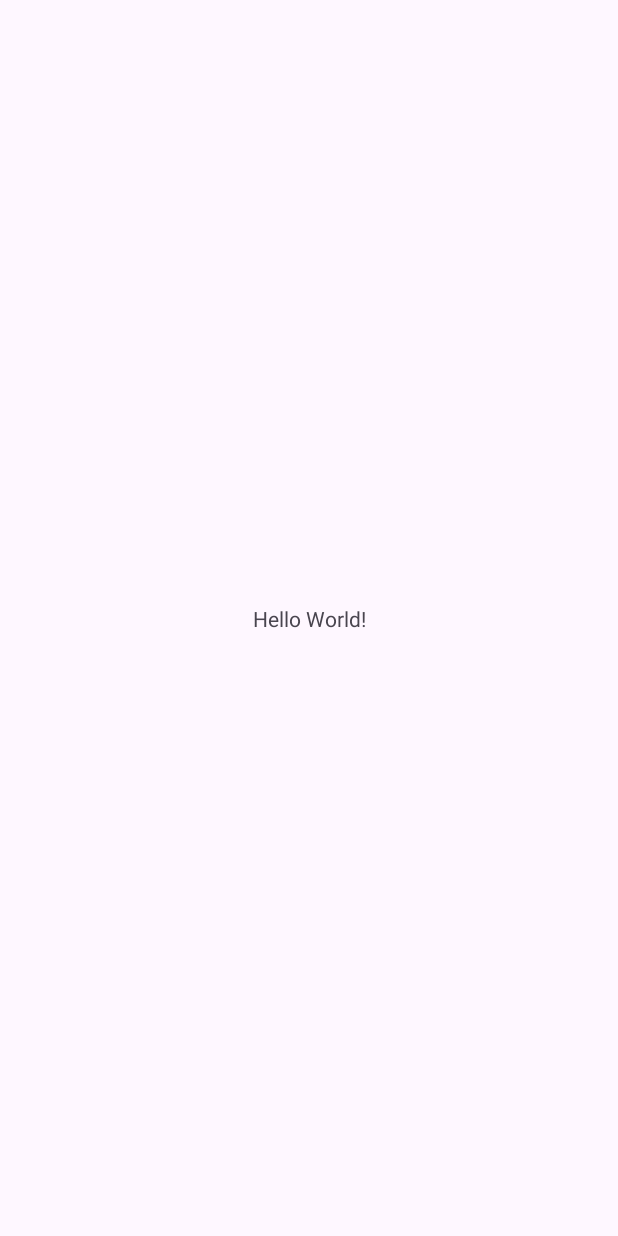
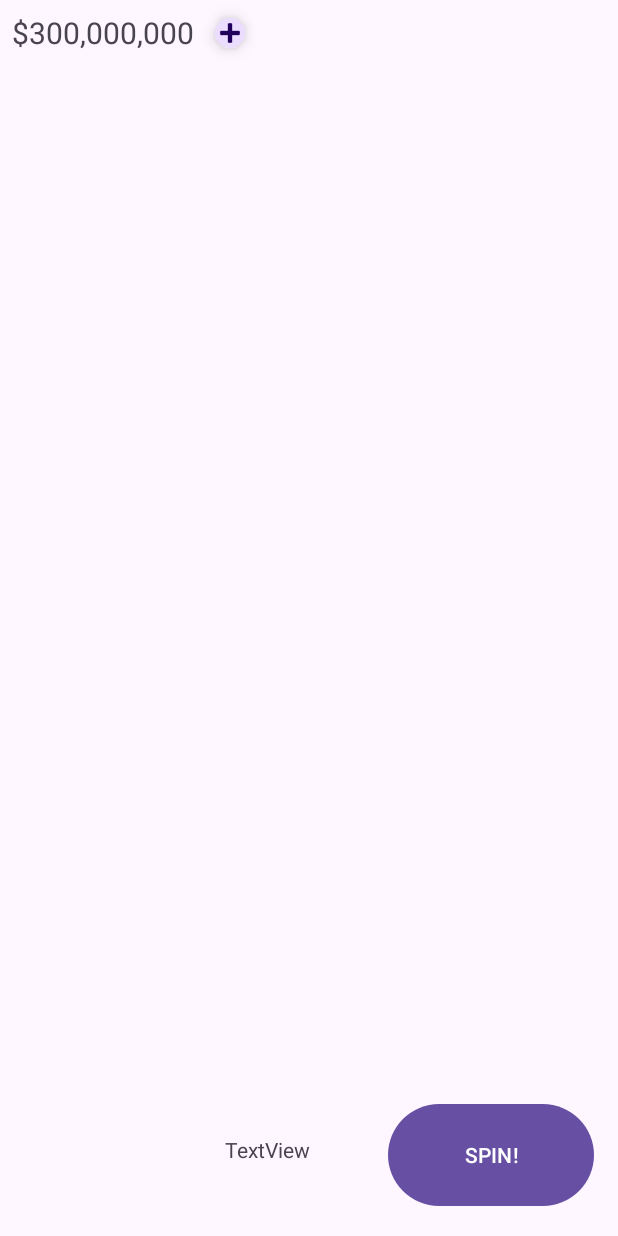
Before and after one commit to samthejamme/Gamblr, an Android app: the screen it shows after launch (MainActivity), on a phone screen of 412 x 824 dp. Before the commit the screen is almost empty. Run offline under Robolectric (Android 15) with nearby library versions, the phone set to English and light mode, and no system bars.

Commit message:
xml half way done!

```diff
--- a/app/src/main/res/layout/activity_main.xml
+++ b/app/src/main/res/layout/activity_main.xml
@@ -6,13 +6,46 @@
     android:layout_height="match_parent"
     tools:context=".MainActivity">
 
+    <Button
+        android:id="@+id/button_spin"
+        android:layout_width="137dp"
+        android:layout_height="76dp"
+        android:layout_marginEnd="16dp"
+        android:layout_marginBottom="16dp"
+        android:text="SPIN!"
+        app:layout_constraintBottom_toBottomOf="parent"
+        app:layout_constraintEnd_toEndOf="parent" />
+
     <TextView
+        android:id="@+id/textView_moneyCounter"
         android:layout_width="wrap_content"
         android:layout_height="wrap_content"
-        android:text="Hello World!"
-        app:layout_constraintBottom_toBottomOf="parent"
-        app:layout_constraintEnd_toEndOf="parent"
+        android:layout_marginStart="8dp"
+        android:layout_marginTop="8dp"
+        android:text="$300,000,000"
+        android:textSize="20sp"
         app:layout_constraintStart_toStartOf="parent"
         app:layout_constraintTop_toTopOf="parent" />
 
+    <com.google.android.material.floatingactionbutton.FloatingActionButton
+        android:id="@+id/floatingActionButton_buyMoney"
+        android:layout_width="20dp"
+        android:layout_height="20dp"
+        android:layout_marginBottom="-10dp"
+        android:clickable="true"
+        app:fabCustomSize="20dp"
+        app:layout_constraintBottom_toBottomOf="@+id/textView_moneyCounter"
+        app:layout_constraintStart_toEndOf="@+id/textView_moneyCounter"
+        app:srcCompat="@android:drawable/ic_input_add" />
+
+    <TextView
+        android:id="@+id/textView2"
+        android:layout_width="wrap_content"
+        android:layout_height="wrap_content"
+        android:layout_marginEnd="52dp"
+        android:layout_marginBottom="48dp"
+        android:text="TextView"
+        app:layout_constraintBottom_toBottomOf="parent"
+        app:layout_constraintEnd_toStartOf="@+id/button_spin" />
+
 </androidx.constraintlayout.widget.ConstraintLayout>
```
